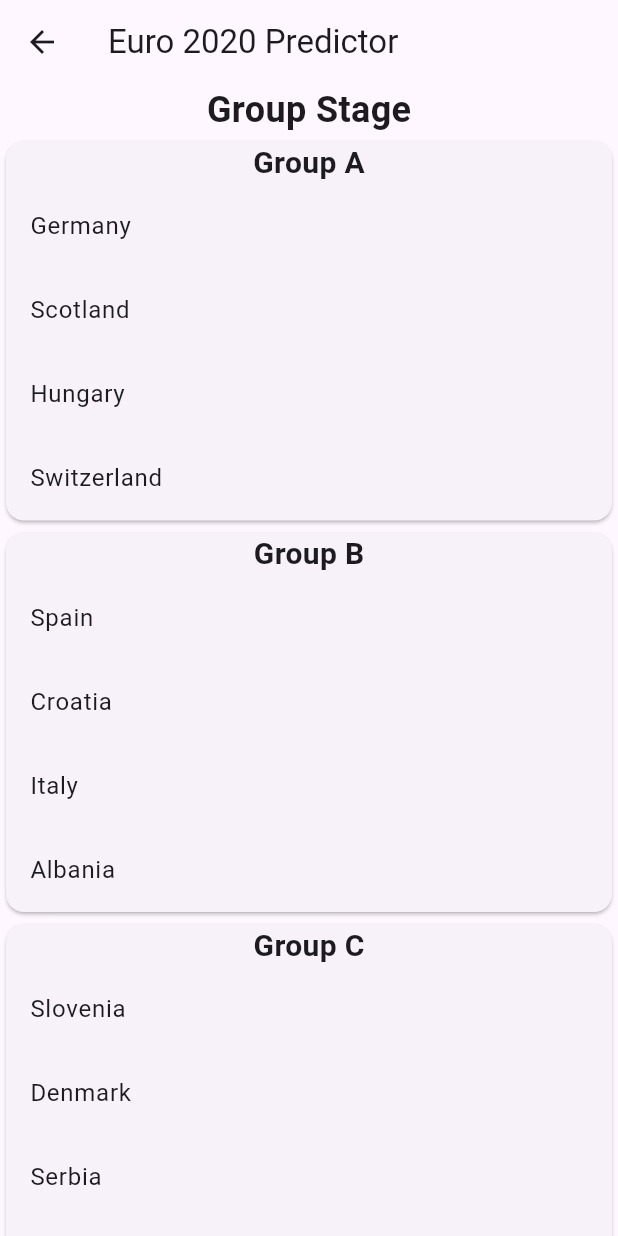
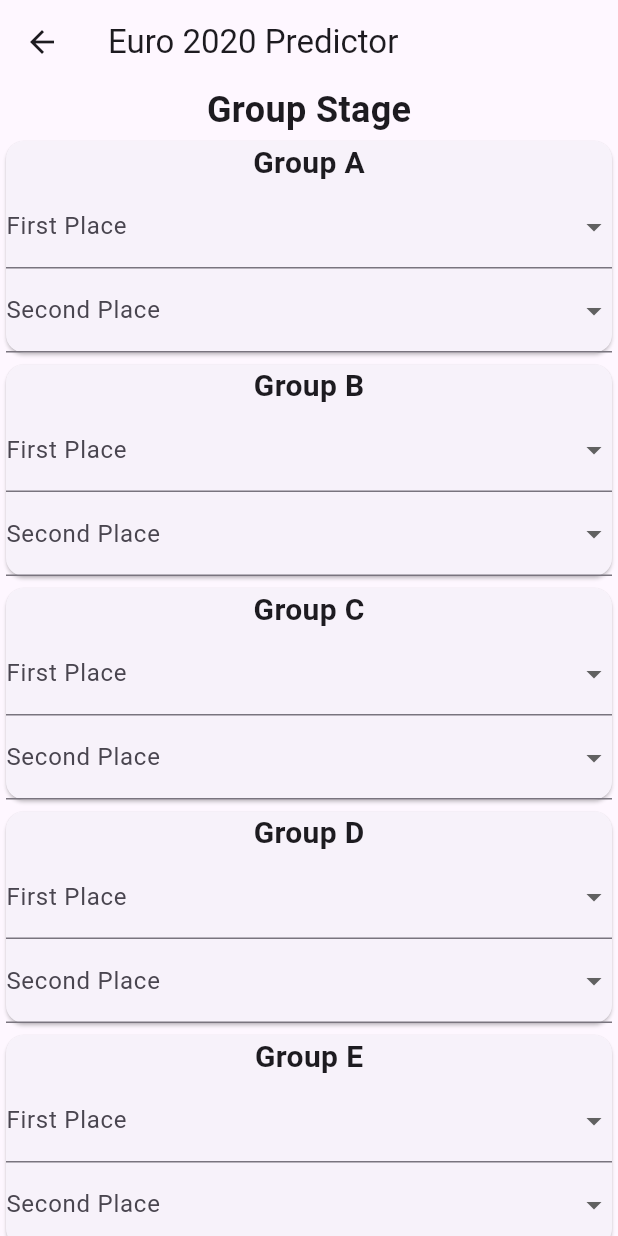
Before and after one commit to aaravSmall/Euro24FantasyApp, a Flutter app: the TournamentScreen screen opened directly, on a phone screen of 412 x 824 dp. Run offline on Flutter 3.47's test engine with Material 3 defaults, Android fonts, the phone set to English and light mode, and no system bars; our stand-ins replace firebase_auth, firebase_core, firebase_database, google_sign_in, shared_preferences; accounts and stored records are empty; network calls fail.

Commit message:
work with predictor

```diff
--- a/lib/leagues_screen.dart
+++ b/lib/leagues_screen.dart
@@ -15,22 +15,50 @@ class _TournamentScreenState extends State<TournamentScreen> {
     Group(name: 'Group F', teams: [Team('Turkey'), Team('Georgia'), Team('Portugal'), Team('Czech Republic')]),
   ];
 
-  List<Match> matches = [];
+  List<Match> knockoutMatches = [];
+  int currentRoundIndex = 0;
+
+  Map<String, Team?> selectedTeams = {};
 
   @override
   void initState() {
     super.initState();
-    // Initialize knockout stage matches based on group standings
-    // This is just an example, you need to implement the logic to determine the actual matches
-    matches = [
-      Match(team1: groups[0].teams[0], team2: groups[1].teams[1]),
-      Match(team1: groups[1].teams[0], team2: groups[0].teams[1]),
-      Match(team1: groups[2].teams[0], team2: groups[3].teams[1]),
-      Match(team1: groups[3].teams[0], team2: groups[2].teams[1]),
-      Match(team1: groups[4].teams[0], team2: groups[5].teams[1]),
-      Match(team1: groups[5].teams[0], team2: groups[4].teams[1]),
-      // Add other matches here
-    ];
+    _initializeKnockoutMatches();
+  }
+
+  void _initializeKnockoutMatches() {
+    knockoutMatches.clear();
+    for (int i = 0; i < groups.length - 1; i += 2) {
+      Team? team1 = selectedTeams[groups[i].name];
+      Team? team2 = selectedTeams[groups[i].name + "_second"];
+      Team? team3 = selectedTeams[groups[i + 1].name];
+      Team? team4 = selectedTeams[groups[i + 1].name + "_second"];
+      knockoutMatches.add(Match(
+        team1: team1 ?? Team('No Team Selected'),
+        team2: team4 ?? Team('No Team Selected'),
+      ));
+      knockoutMatches.add(Match(
+        team1: team3 ?? Team('No Team Selected'),
+        team2: team2 ?? Team('No Team Selected'),
+      ));
+    }
+  }
+
+  void _updateKnockoutMatches() {
+    setState(() {
+      _initializeKnockoutMatches();
+    });
+  }
+
+  void _progressToNextRound() {
+    setState(() {
+      currentRoundIndex++;
+      if (currentRoundIndex == 3) {
+        // Tournament finished
+        return;
+      }
+      _initializeKnockoutMatches();
+    });
   }
 
   @override
@@ -41,10 +69,14 @@ class _TournamentScreenState extends State<TournamentScreen> {
         child: Column(
           children: [
             Text('Group Stage', style: TextStyle(fontSize: 24, fontWeight: FontWeight.bold)),
-            ...groups.map((group) => GroupWidget(group: group)).toList(),
+            ...groups.map((group) => GroupWidget(group: group, selectedTeams: selectedTeams, onUpdate: _updateKnockoutMatches)).toList(),
             SizedBox(height: 20),
             Text('Knockout Stage', style: TextStyle(fontSize: 24, fontWeight: FontWeight.bold)),
-            ...matches.map((match) => MatchWidget(match: match)).toList(),
+            ...knockoutMatches.map((match) => MatchWidget(match: match)).toList(),
+            ElevatedButton(
+              onPressed: _progressToNextRound,
+              child: Text('Proceed to Next Round'),
+            ),
           ],
         ),
       ),
@@ -52,18 +84,75 @@ class _TournamentScreenState extends State<TournamentScreen> {
   }
 }
 
-class GroupWidget extends StatelessWidget {
+class GroupWidget extends StatefulWidget {
   final Group group;
+  final Map<String, Team?> selectedTeams;
+  final VoidCallback onUpdate;
 
-  GroupWidget({required this.group});
+  GroupWidget({required this.group, required this.selectedTeams, required this.onUpdate});
+
+  @override
+  _GroupWidgetState createState() => _GroupWidgetState();
+}
+
+class _GroupWidgetState extends State<GroupWidget> {
+  Team? firstPlace;
+  Team? secondPlace;
+  late List<Team> secondPlaceOptions;
+
+  @override
+  void initState() {
+    super.initState();
+    firstPlace = widget.selectedTeams[widget.group.name];
+    secondPlace = widget.selectedTeams['${widget.group.name}_second'];
+    secondPlaceOptions = widget.group.teams.where((team) => team != firstPlace).toList();
+  }
 
   @override
   Widget build(BuildContext context) {
     return Card(
       child: Column(
         children: [
-          Text(group.name, style: TextStyle(fontSize: 20, fontWeight: FontWeight.bold)),
-          ...group.teams.map((team) => ListTile(title: Text(team.name))).toList(),
+          Text(widget.group.name, style: TextStyle(fontSize: 20, fontWeight: FontWeight.bold)),
+          DropdownButtonFormField<Team>(
+            value: firstPlace,
+            items: widget.group.teams.map<DropdownMenuItem<Team>>((Team team) {
+              return DropdownMenuItem<Team>(
+                value: team,
+                child: Text(team.name),
+              );
+            }).toList(),
+            onChanged: (Team? newValue) {
+              setState(() {
+                firstPlace = newValue;
+                widget.selectedTeams[widget.group.name] = newValue;
+                secondPlaceOptions = widget.group.teams.where((team) => team != newValue).toList();
+                if (secondPlaceOptions.contains(secondPlace)) {
+                  secondPlace = null;
+                  widget.selectedTeams['${widget.group.name}_second'] = null;
+                }
+                widget.onUpdate();
+              });
+            },
+            decoration: InputDecoration(labelText: 'First Place'),
+          ),
+          DropdownButtonFormField<Team>(
+            value: secondPlace,
+            items: secondPlaceOptions.map<DropdownMenuItem<Team>>((Team team) {
+              return DropdownMenuItem<Team>(
+                value: team,
+                child: Text(team.name),
+              );
+            }).toList(),
+            onChanged: (Team? newValue) {
+              setState(() {
+                secondPlace = newValue;
+                widget.selectedTeams['${widget.group.name}_second'] = newValue;
+                widget.onUpdate();
+              });
+            },
+            decoration: InputDecoration(labelText: 'Second Place'),
+          ),
         ],
       ),
     );
@@ -125,7 +214,6 @@ class Team {
   Team(this.name);
 }
 
-// models/match.dart
 class Match {
   final Team team1;
   final Team team2;
@@ -134,7 +222,6 @@ class Match {
   Match({required this.team1, required this.team2, this.winner});
 }
 
-// models/group.dart
 class Group {
   final String name;
   final List<Team> teams;
--- a/lib/main.dart
+++ b/lib/main.dart
@@ -23,6 +23,7 @@ class MainApp extends StatelessWidget {
       routes: {
         '/': (context) => LoginScreen(),
         '/main': (context) => MainAppWithTabs(),
+        '/register': (context) => RegisterScreen(),
       },
     );
   }
```
Also changed, not shown: lib/LoginScreen.dart (+106 -112 lines).
